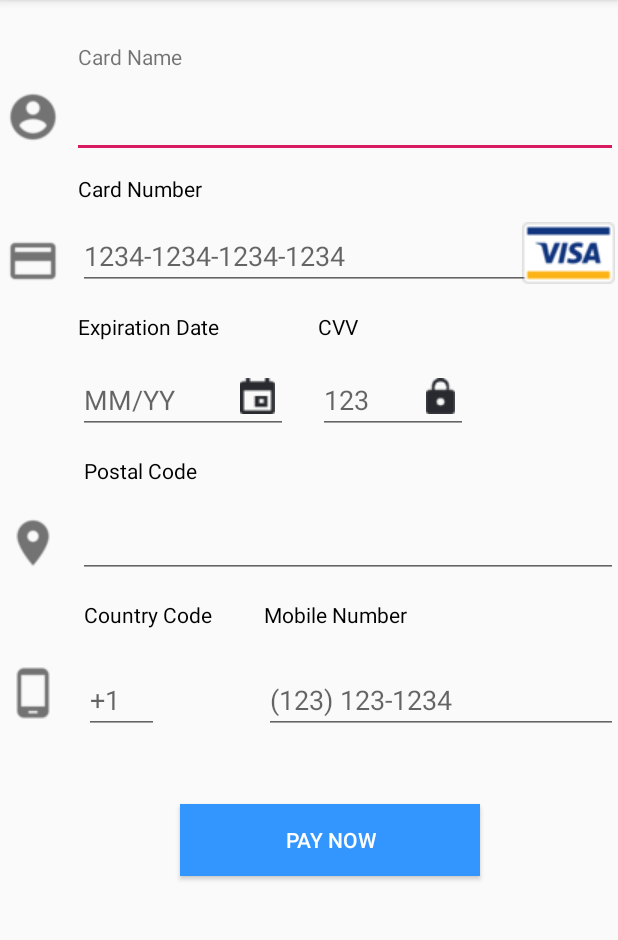
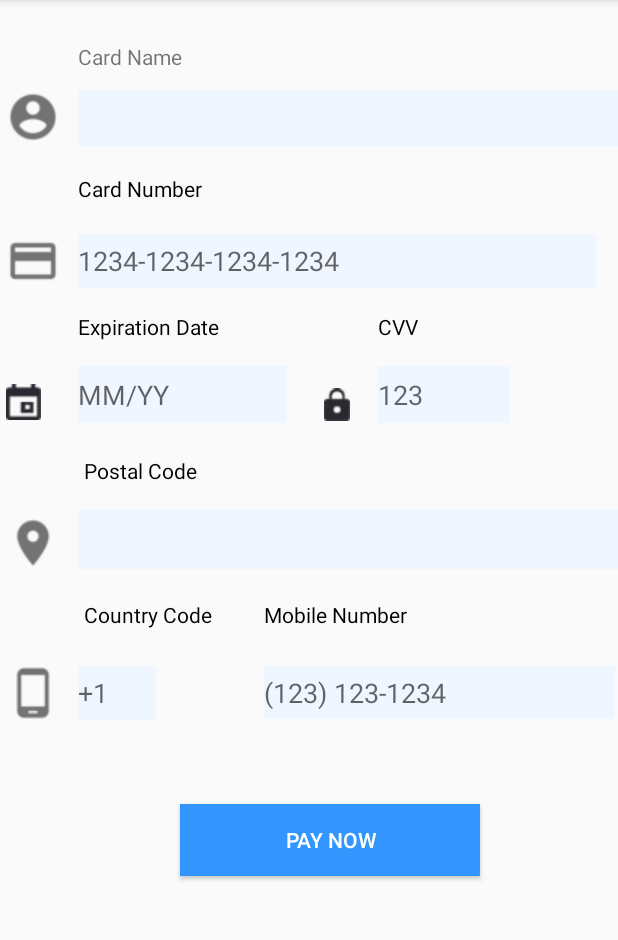
Before and after one commit to leonardokafuri/Seascape, an Android app: the Payment screen opened directly, with no data from a screen before it, on a phone screen of 412 x 824 dp, the part 84-1024 px from its top. Run offline under Robolectric (Android 15) with nearby library versions, the phone set to English and light mode, and no system bars.

Commit message:
Payment layout fixed/feedback layout

```diff
--- a/app/src/main/AndroidManifest.xml
+++ b/app/src/main/AndroidManifest.xml
@@ -23,7 +23,9 @@
         <activity android:name=".SignIn" />
         <activity android:name=".Register" />
         <activity android:name=".Login" />
+        <activity android:name=".FeedBack"/>
         <activity android:name=".MainActivity">
+
             <intent-filter>
                 <action android:name="android.intent.action.MAIN" />
 
--- a/app/src/main/java/com/example/seascapehotel/DisplayRooms.java
+++ b/app/src/main/java/com/example/seascapehotel/DisplayRooms.java
@@ -40,6 +40,7 @@ public class DisplayRooms extends AppCompatActivity {
         setContentView(R.layout.activity_display_rooms);
 
         new JsonTask().execute("http://10.0.2.2:8888/MAMP/hotel/SearchRoom.php");
+
     }
 
     private class JsonTask extends AsyncTask<String, String, String> {
--- a/app/src/main/java/com/example/seascapehotel/MainActivity.java
+++ b/app/src/main/java/com/example/seascapehotel/MainActivity.java
@@ -169,6 +169,9 @@ public class MainActivity extends AppCompatActivity implements DatePickerDialog.
             case R.id.logout:
                 startActivity(new Intent(MainActivity.this,Logout.class));
                 return true;
+            case R.id.feedback:
+                startActivity(new Intent(MainActivity.this,FeedBack.class));
+                return true;
             default:
                 return super.onOptionsItemSelected(item);
         }
--- a/app/src/main/res/layout/activity_payment.xml
+++ b/app/src/main/res/layout/activity_payment.xml
@@ -54,16 +54,16 @@
 
     <EditText
         android:id="@+id/nameEditText"
-        android:layout_width="match_parent"
-        android:layout_height="wrap_content"
-        android:layout_marginStart="48dp"
-        android:layout_marginLeft="48dp"
+        android:layout_width="361dp"
+        android:layout_height="37dp"
+        android:layout_marginStart="52dp"
+        android:layout_marginLeft="52dp"
         android:layout_marginTop="60dp"
+        android:background="@color/inputcolor"
         android:ems="10"
         android:inputType="textPersonName"
-        app:layout_constraintStart_toStartOf="@+id/imageView"
-        app:layout_constraintTop_toTopOf="parent"
-        />
+        app:layout_constraintStart_toStartOf="parent"
+        app:layout_constraintTop_toTopOf="parent" />
 
     <ImageView
         android:id="@+id/imageView2"
@@ -78,56 +78,47 @@
 
     <EditText
         android:id="@+id/cardnumberEditText"
-        android:layout_width="match_parent"
-        android:layout_height="wrap_content"
+        android:layout_width="345dp"
+        android:layout_height="36dp"
         android:layout_marginStart="52dp"
         android:layout_marginLeft="52dp"
-        android:layout_marginTop="148dp"
+        android:layout_marginTop="156dp"
+        android:background="@color/inputcolor"
+        android:ems="10"
         android:hint="1234-1234-1234-1234"
-        android:ems="10"
+        android:inputType="number"
         android:maxLength="19"
-        android:inputType="number"
         app:layout_constraintStart_toStartOf="parent"
         app:layout_constraintTop_toTopOf="parent" />
 
 
-    <ImageView
-        android:id="@+id/imageView4"
-        android:layout_width="wrap_content"
-        android:layout_height="wrap_content"
-        android:layout_marginStart="348dp"
-        android:layout_marginLeft="348dp"
-        android:layout_marginTop="148dp"
-        app:layout_constraintStart_toStartOf="parent"
-        app:layout_constraintTop_toTopOf="parent"
-        app:srcCompat="@drawable/bt_ic_visa" />
-
-
     <EditText
         android:id="@+id/expdateEditText"
-        android:layout_width="140dp"
-        android:layout_height="wrap_content"
+        android:layout_width="139dp"
+        android:layout_height="38dp"
         android:layout_marginStart="52dp"
         android:layout_marginLeft="52dp"
         android:layout_marginTop="244dp"
+        android:background="@color/inputcolor"
+        android:ems="10"
         android:hint="MM/YY"
+        android:inputType="date"
         android:maxLength="5"
-        android:ems="10"
-        android:inputType="date"
         app:layout_constraintStart_toStartOf="parent"
         app:layout_constraintTop_toTopOf="parent" />
 
     <EditText
         android:id="@+id/cvvEditText"
-        android:layout_width="100dp"
-        android:layout_height="wrap_content"
-        android:layout_marginStart="212dp"
-        android:layout_marginLeft="212dp"
+        android:layout_width="87dp"
+        android:layout_height="38dp"
+        android:layout_marginStart="252dp"
+        android:layout_marginLeft="252dp"
         android:layout_marginTop="244dp"
+        android:background="@color/inputcolor"
+        android:ems="10"
+        android:hint="123"
+        android:inputType="numberPassword"
         android:maxLength="3"
-        android:hint="123"
-        android:ems="10"
-        android:inputType="numberPassword"
         app:layout_constraintStart_toStartOf="parent"
         app:layout_constraintTop_toTopOf="parent" />
 
@@ -135,11 +126,11 @@
         android:id="@+id/textView4"
         android:layout_width="wrap_content"
         android:layout_height="wrap_content"
-        android:layout_marginStart="212dp"
-        android:layout_marginLeft="212dp"
+        android:layout_marginStart="252dp"
+        android:layout_marginLeft="252dp"
         android:layout_marginTop="208dp"
+        android:text="CVV"
         android:textColor="@color/black"
-        android:text="CVV"
         app:layout_constraintStart_toStartOf="parent"
         app:layout_constraintTop_toTopOf="parent" />
 
@@ -168,12 +159,12 @@
 
     <EditText
         android:id="@+id/postalcodeEditText"
-        android:layout_width="match_parent"
-        android:layout_height="wrap_content"
-
+        android:layout_width="361dp"
+        android:layout_height="39dp"
         android:layout_marginStart="52dp"
         android:layout_marginLeft="52dp"
         android:layout_marginTop="340dp"
+        android:background="@color/inputcolor"
         android:ems="10"
         android:inputType="textPostalAddress"
         app:layout_constraintStart_toStartOf="parent"
@@ -216,30 +207,33 @@
 
     <EditText
         android:id="@+id/codeEditText"
-        android:layout_width="50dp"
-        android:layout_height="wrap_content"
-        android:layout_marginStart="56dp"
-        android:layout_marginLeft="56dp"
+        android:layout_width="52dp"
+        android:layout_height="36dp"
+        android:layout_marginStart="52dp"
+        android:layout_marginLeft="52dp"
         android:layout_marginTop="444dp"
+        android:background="@color/inputcolor"
         android:digits="+123456789"
         android:ems="10"
         android:hint="+1"
+        android:inputType="phone"
         android:maxLength="18"
-        android:inputType="phone"
         app:layout_constraintStart_toStartOf="parent"
         app:layout_constraintTop_toTopOf="parent" />
 
     <EditText
         android:id="@+id/mobileEditText"
-        android:layout_width="match_parent"
-        android:layout_height="wrap_content"
+        android:layout_width="234dp"
+        android:layout_height="35dp"
         android:layout_marginStart="176dp"
         android:layout_marginLeft="176dp"
         android:layout_marginTop="444dp"
+        android:background="@color/inputcolor"
+        android:digits="+123456789"
         android:ems="10"
         android:hint="(123) 123-1234"
         android:inputType="phone"
-        android:digits="+123456789"
+        android:maxLength="10"
         app:layout_constraintStart_toStartOf="parent"
         app:layout_constraintTop_toTopOf="parent" />
 
@@ -260,20 +254,20 @@
         android:id="@+id/imageView7"
         android:layout_width="wrap_content"
         android:layout_height="wrap_content"
-        android:layout_marginStart="160dp"
-        android:layout_marginLeft="160dp"
-        android:layout_marginTop="252dp"
+        android:layout_marginStart="4dp"
+        android:layout_marginLeft="4dp"
+        android:layout_marginTop="256dp"
         app:layout_constraintStart_toStartOf="parent"
         app:layout_constraintTop_toTopOf="parent"
         app:srcCompat="@drawable/ic_card_date" />
 
     <ImageView
         android:id="@+id/imageView8"
-        android:layout_width="wrap_content"
-        android:layout_height="wrap_content"
-        android:layout_marginStart="284dp"
-        android:layout_marginLeft="284dp"
-        android:layout_marginTop="252dp"
+        android:layout_width="17dp"
+        android:layout_height="27dp"
+        android:layout_marginStart="216dp"
+        android:layout_marginLeft="216dp"
+        android:layout_marginTop="256dp"
         app:layout_constraintStart_toStartOf="parent"
         app:layout_constraintTop_toTopOf="parent"
         app:srcCompat="@drawable/ic_card_cvc" />
--- a/app/src/main/res/menu/menu.xml
+++ b/app/src/main/res/menu/menu.xml
@@ -6,4 +6,10 @@
     <item android:id="@+id/logout"
         android:title="Logout"
         />
+    <item android:id="@+id/feedback"
+    android:title="Make Review"
+    />
+    <item android:id="@+id/viewfeedback"
+        android:title="View Reviews"
+        />
 </menu>
```
Also changed, not shown: app/src/main/java/com/example/seascapehotel/FeedBack.java (added, +33 -0 lines), app/src/main/java/com/example/seascapehotel/Payment.java (+63 -16 lines), app/src/main/res/layout/activity_feedback.xml (added, +49 -0 lines).
